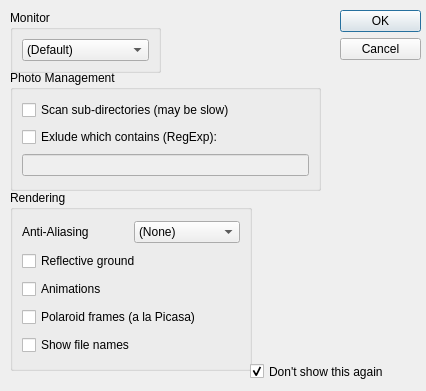
This is startupdialog.ui in icebreaker/slider3d as Qt 5 draws it before an edit. The edited form follows.
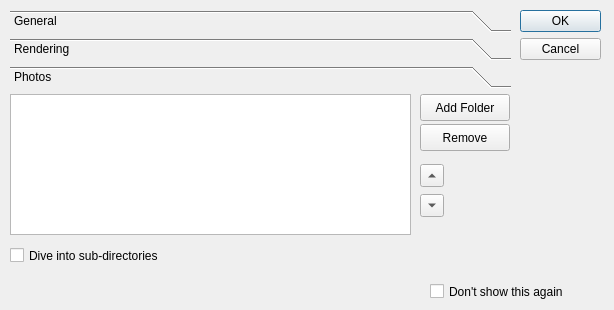
This is the edited form.

```diff
--- a/startupdialog.ui
+++ b/startupdialog.ui
@@ -6,8 +6,8 @@
    <rect>
     <x>0</x>
     <y>0</y>
-    <width>426</width>
-    <height>391</height>
+    <width>614</width>
+    <height>310</height>
    </rect>
   </property>
   <property name="windowTitle">
@@ -16,7 +16,7 @@
   <widget class="QDialogButtonBox" name="buttonBox">
    <property name="geometry">
     <rect>
-     <x>340</x>
+     <x>520</x>
      <y>10</y>
      <width>81</width>
      <height>101</height>
@@ -29,65 +29,79 @@
     <set>QDialogButtonBox::Cancel|QDialogButtonBox::Ok</set>
    </property>
   </widget>
+  <widget class="QCheckBox" name="dontshow">
+   <property name="geometry">
+    <rect>
+     <x>430</x>
+     <y>280</y>
+     <width>171</width>
+     <height>23</height>
+    </rect>
+   </property>
+   <property name="text">
+    <string>Don't show this again</string>
+   </property>
+   <property name="checked">
+    <bool>false</bool>
+   </property>
+  </widget>
+  <widget class="QToolBox" name="toolBox">
+   <property name="geometry">
+    <rect>
+     <x>10</x>
+     <y>10</y>
+     <width>501</width>
+     <height>271</height>
+    </rect>
+   </property>
+   <property name="currentIndex">
+    <number>2</number>
+   </property>
+   <widget class="QWidget" name="page">
+    <property name="geometry">
+     <rect>
+      <x>0</x>
+      <y>0</y>
+      <width>501</width>
+      <height>195</height>
+     </rect>
+    </property>
+    <attribute name="label">
+     <string>General</string>
+    </attribute>
   <widget class="QGroupBox" name="groupBox">
    <property name="geometry">
     <rect>
-     <x>10</x>
-     <y>10</y>
-     <width>151</width>
+       <x>0</x>
+       <y>0</y>
+       <width>181</width>
      <height>63</height>
     </rect>
    </property>
-   <property name="styleSheet">
-    <string/>
-   </property>
    <property name="title">
     <string>Monitor</string>
    </property>
-   <property name="flat">
-    <bool>false</bool>
-   </property>
-   <layout class="QVBoxLayout" name="verticalLayout_3">
+     <layout class="QHBoxLayout" name="horizontalLayout">
     <item>
-     <widget class="QComboBox" name="comboBox">
-      <item>
-       <property name="text">
-        <string>(Default)</string>
-       </property>
-      </item>
-     </widget>
+       <widget class="QComboBox" name="monitor"/>
     </item>
    </layout>
   </widget>
   <widget class="QGroupBox" name="groupBox_2">
    <property name="geometry">
     <rect>
-     <x>10</x>
-     <y>70</y>
-     <width>311</width>
-     <height>121</height>
+       <x>190</x>
+       <y>0</y>
+       <width>251</width>
+       <height>63</height>
     </rect>
    </property>
    <property name="title">
-    <string>Photo Management</string>
-   </property>
-   <layout class="QVBoxLayout" name="verticalLayout">
+      <string>Window</string>
+     </property>
+     <layout class="QHBoxLayout" name="horizontalLayout_2">
     <item>
-     <widget class="QCheckBox" name="checkBox">
-      <property name="text">
-       <string>Scan sub-directories (may be slow)</string>
-      </property>
-     </widget>
-    </item>
-    <item>
-     <widget class="QCheckBox" name="checkBox_7">
-      <property name="text">
-       <string>Exlude which contains (RegExp):</string>
-      </property>
-     </widget>
-    </item>
-    <item>
-     <widget class="QLineEdit" name="lineEdit">
+       <widget class="QComboBox" name="res">
       <property name="enabled">
        <bool>false</bool>
       </property>
@@ -95,84 +109,218 @@
     </item>
    </layout>
   </widget>
-  <widget class="QGroupBox" name="groupBox_3">
+    <widget class="QGroupBox" name="groupBox_5">
    <property name="geometry">
     <rect>
-     <x>10</x>
-     <y>190</y>
-     <width>242</width>
-     <height>181</height>
+       <x>0</x>
+       <y>70</y>
+       <width>181</width>
+       <height>63</height>
     </rect>
    </property>
    <property name="title">
+      <string>Slide Show</string>
+     </property>
+     <layout class="QHBoxLayout" name="horizontalLayout_7">
+      <item>
+       <widget class="QLabel" name="label_6">
+        <property name="text">
+         <string>Every</string>
+        </property>
+       </widget>
+      </item>
+      <item>
+       <widget class="QSpinBox" name="timeout">
+        <property name="maximum">
+         <number>10000</number>
+        </property>
+        <property name="value">
+         <number>3</number>
+        </property>
+       </widget>
+      </item>
+      <item>
+       <widget class="QLabel" name="label_7">
+        <property name="text">
+         <string>seconds</string>
+        </property>
+       </widget>
+      </item>
+     </layout>
+    </widget>
+   </widget>
+   <widget class="QWidget" name="page_2">
+    <property name="geometry">
+     <rect>
+      <x>0</x>
+      <y>0</y>
+      <width>501</width>
+      <height>195</height>
+     </rect>
+    </property>
+    <attribute name="label">
     <string>Rendering</string>
-   </property>
-   <layout class="QVBoxLayout" name="verticalLayout_2">
-    <item>
-     <layout class="QHBoxLayout" name="horizontalLayout">
-      <item>
-       <widget class="QLabel" name="label">
-        <property name="text">
-         <string>Anti-Aliasing</string>
-        </property>
-       </widget>
-      </item>
+    </attribute>
+    <widget class="QGroupBox" name="groupBox_4">
+     <property name="geometry">
+      <rect>
+       <x>0</x>
+       <y>0</y>
+       <width>221</width>
+       <height>63</height>
+      </rect>
+     </property>
+     <property name="title">
+      <string>Multi-Sampling (Anti-Aliasing)</string>
+     </property>
+     <layout class="QHBoxLayout" name="horizontalLayout_6">
       <item>
-       <widget class="QComboBox" name="comboBox_2">
+       <widget class="QComboBox" name="mssa">
         <item>
          <property name="text">
-          <string>(None)</string>
+          <string>(none)</string>
          </property>
         </item>
-       </widget>
-      </item>
-     </layout>
-    </item>
     <item>
-     <widget class="QCheckBox" name="checkBox_2">
       <property name="text">
-       <string>Reflective ground</string>
-      </property>
-     </widget>
+          <string>2x</string>
+         </property>
     </item>
     <item>
-     <widget class="QCheckBox" name="checkBox_3">
       <property name="text">
-       <string>Animations</string>
-      </property>
-     </widget>
+          <string>4x</string>
+         </property>
     </item>
     <item>
-     <widget class="QCheckBox" name="checkBox_5">
       <property name="text">
-       <string>Polaroid frames (a la Picasa)</string>
-      </property>
-     </widget>
-    </item>
-    <item>
-     <widget class="QCheckBox" name="checkBox_6">
-      <property name="text">
-       <string>Show file names</string>
-      </property>
+          <string>8x</string>
+         </property>
+        </item>
      </widget>
     </item>
    </layout>
   </widget>
-  <widget class="QCheckBox" name="checkBox_4">
+    <widget class="QCheckBox" name="floor">
    <property name="geometry">
     <rect>
-     <x>250</x>
-     <y>360</y>
+       <x>0</x>
+       <y>70</y>
      <width>171</width>
      <height>23</height>
     </rect>
    </property>
    <property name="text">
-    <string>Don't show this again</string>
-   </property>
-   <property name="checked">
-    <bool>true</bool>
-   </property>
+      <string>Render reflective floor</string>
+     </property>
+    </widget>
+    <widget class="QCheckBox" name="labels">
+     <property name="geometry">
+      <rect>
+       <x>180</x>
+       <y>70</y>
+       <width>201</width>
+       <height>23</height>
+      </rect>
+     </property>
+     <property name="text">
+      <string>Render labels (file names)</string>
+     </property>
+    </widget>
+   </widget>
+   <widget class="QWidget" name="page_3">
+    <property name="geometry">
+     <rect>
+      <x>0</x>
+      <y>0</y>
+      <width>501</width>
+      <height>175</height>
+     </rect>
+    </property>
+    <attribute name="label">
+     <string>Photos</string>
+    </attribute>
+    <widget class="QListWidget" name="paths">
+     <property name="geometry">
+      <rect>
+       <x>0</x>
+       <y>0</y>
+       <width>401</width>
+       <height>141</height>
+      </rect>
+     </property>
+    </widget>
+    <widget class="QPushButton" name="addfolder">
+     <property name="geometry">
+      <rect>
+       <x>410</x>
+       <y>0</y>
+       <width>90</width>
+       <height>27</height>
+      </rect>
+     </property>
+     <property name="text">
+      <string>Add Folder</string>
+     </property>
+    </widget>
+    <widget class="QPushButton" name="removefolder">
+     <property name="geometry">
+      <rect>
+       <x>410</x>
+       <y>30</y>
+       <width>90</width>
+       <height>27</height>
+      </rect>
+     </property>
+     <property name="text">
+      <string>Remove</string>
+     </property>
+    </widget>
+    <widget class="QCheckBox" name="subdirs">
+     <property name="geometry">
+      <rect>
+       <x>0</x>
+       <y>150</y>
+       <width>191</width>
+       <height>23</height>
+      </rect>
+     </property>
+     <property name="text">
+      <string>Dive into sub-directories</string>
+     </property>
+    </widget>
+    <widget class="QToolButton" name="moveup">
+     <property name="geometry">
+      <rect>
+       <x>410</x>
+       <y>70</y>
+       <width>24</width>
+       <height>23</height>
+      </rect>
+     </property>
+     <property name="text">
+      <string>...</string>
+     </property>
+     <property name="arrowType">
+      <enum>Qt::UpArrow</enum>
+     </property>
+    </widget>
+    <widget class="QToolButton" name="movedown">
+     <property name="geometry">
+      <rect>
+       <x>410</x>
+       <y>100</y>
+       <width>24</width>
+       <height>23</height>
+      </rect>
+     </property>
+     <property name="text">
+      <string>...</string>
+     </property>
+     <property name="arrowType">
+      <enum>Qt::DownArrow</enum>
+     </property>
+    </widget>
+   </widget>
   </widget>
  </widget>
  <resources/>
```
Left out of the diff: 58 changed lines with no effect on the pictures. Lines whose indentation alone changed are shown as unchanged.
